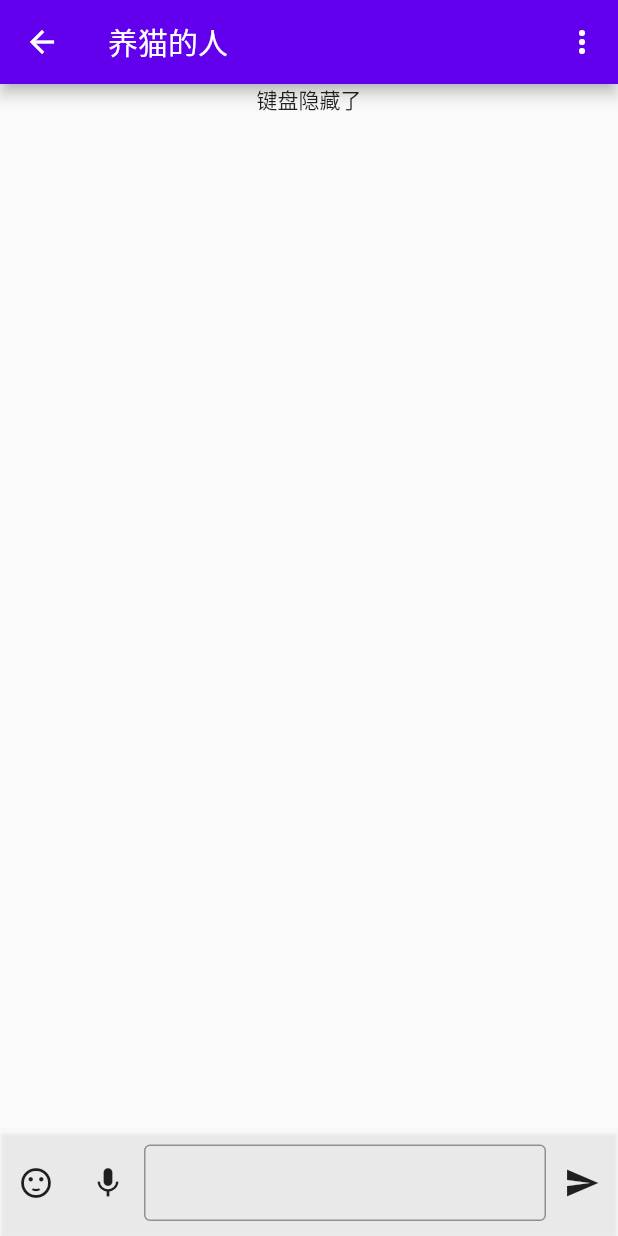
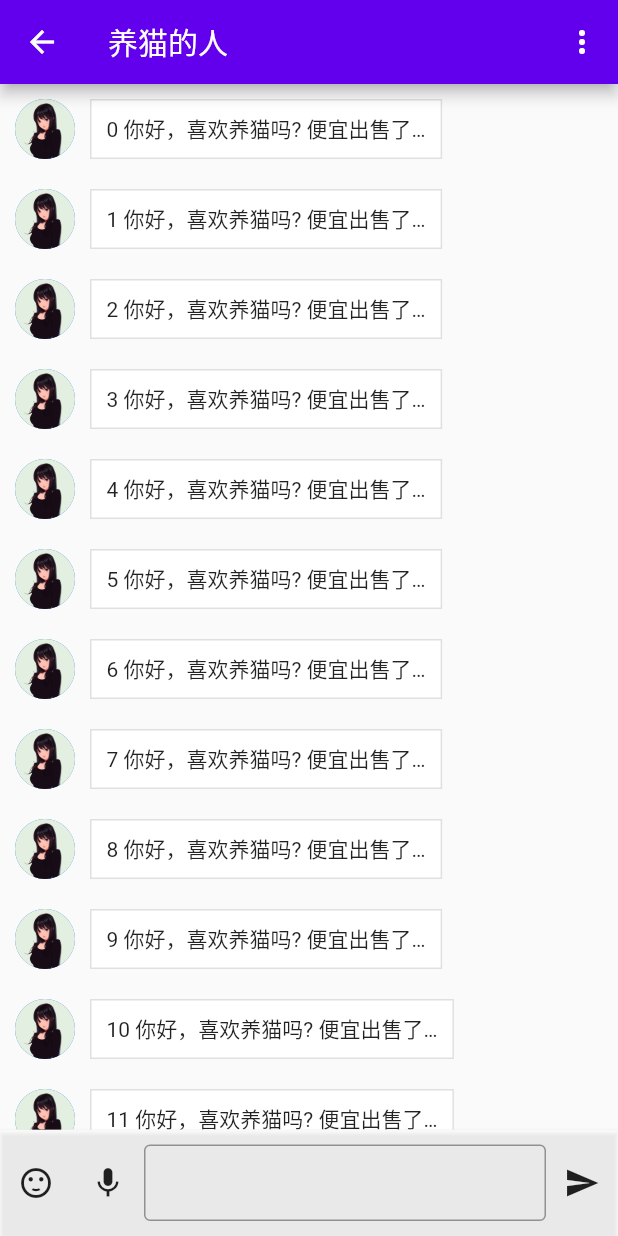
Before and after one commit to tangdaohai/happy_chat_flutter, a Flutter app: the Conversation screen opened by its route, on a phone screen of 412 x 824 dp. Run offline on Flutter 3.47's test engine with Material 2 defaults, Android fonts, the phone set to English and light mode, and no system bars; our stand-ins replace flutter_screenutil, flutter_slidable, flutter_svg.

Commit message:
feat(views/conversation): 对话列表

```diff
--- a/lib/views/conversation/conversation.dart
+++ b/lib/views/conversation/conversation.dart
@@ -29,6 +29,43 @@ class _ConversationState extends State<Conversation> {
     _sendMsgTextFieldNode.removeListener(_changeKeyBoardStatus);
   }
 
+  Widget _msg (BuildContext context, int index) {
+    return Row(
+      children: <Widget>[
+        CircleAvatar(
+          radius: 20,
+          backgroundImage: AssetImage('images/126244.jpg'),
+        ),
+        Container(
+          constraints: BoxConstraints(
+            minHeight: 40
+          ),
+          margin: EdgeInsets.only(left: 10),
+          decoration: new BoxDecoration(
+            color: Colors.white,
+            border: Border.all(width: 1, color: Colors.black12)
+          ),
+          padding: EdgeInsets.symmetric(horizontal: 10),
+          child: Center(child: Text('$index 你好，喜欢养猫吗? 便宜出售了…'),)
+        )
+        // Card(
+        //     elevation: 0,
+        //     color: Colors.transparent,
+        //     borderOnForeground: true,
+        //     child: Container(
+        //       constraints: BoxConstraints(
+        //         minHeight: 36
+        //         // maxWidth:
+        //       ),
+        //       padding: EdgeInsets.symmetric(horizontal: 10),
+        //       child: Center(child: Text('你好，喜欢养猫吗? 便宜出售了…'),)
+        //     ),
+        //   ),
+
+      ],
+    );
+  }
+
   @override
   Widget build(BuildContext context) {
 
@@ -55,7 +92,18 @@ class _ConversationState extends State<Conversation> {
         child: Column(
           children: <Widget>[
             Expanded(
-              child: Text(_iskeyBoardShow ? '键盘展示' : '键盘隐藏了'),
+              child: ListView.separated(
+                padding: EdgeInsets.all(10),
+                itemCount: 20,
+                itemBuilder: (context, index) {
+                  return _msg(context, index);
+                },
+                separatorBuilder: (context, index) {
+                  return Container(
+                    margin: EdgeInsets.only(bottom: 20),
+                  );
+                }
+              ),
             ),
             // 底部操作区域
             Card(
```
